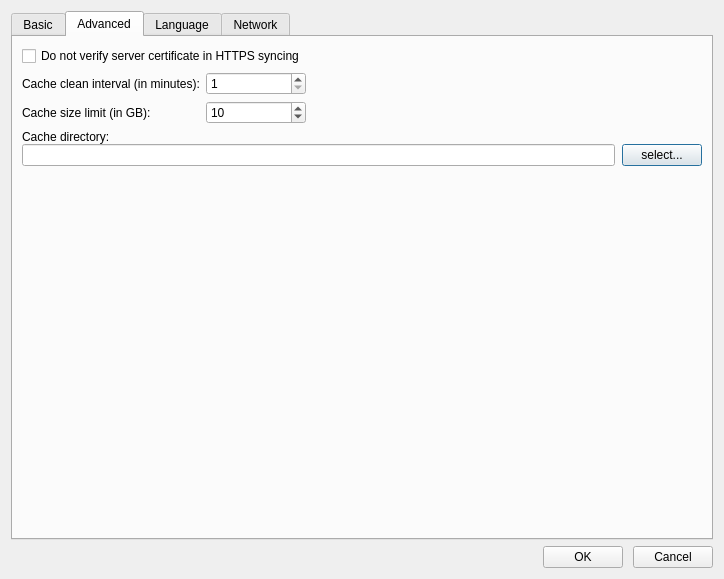
Before: the Qt Designer form ui/settings-dialog.ui in haiwen/seadrive-gui, drawn with Qt 5.
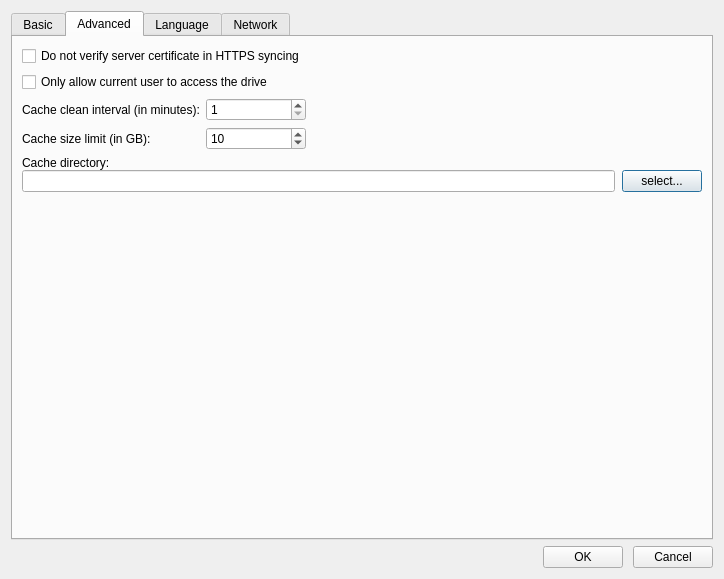
After: the same form once the commit is applied.

Commit message:
Only allow current users to access (#85)
* Only allow current users to access

* Simplified code

* Variable name is consistent

Patch:
```diff
--- a/ui/settings-dialog.ui
+++ b/ui/settings-dialog.ui
@@ -164,6 +164,13 @@
          </property>
         </widget>
        </item>
+       <item>
+        <widget class="QCheckBox" name="mCurrentAccess">
+         <property name="text">
+          <string>Only allow current user to access the drive</string>
+         </property>
+        </widget>
+       </item>
        <item>
         <layout class="QFormLayout" name="formLayout_3">
          <property name="labelAlignment">
```
The commit also changes 4 other files.
